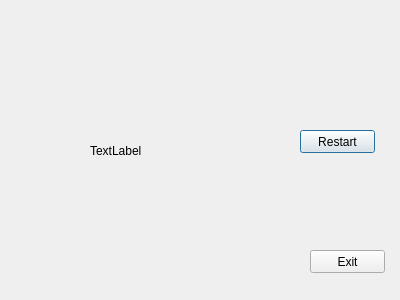
Above: gameoverscreen.ui from anas16D/Flappy-Bird before the change. Below: the same form after it.
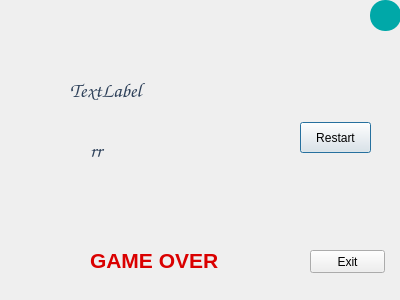
That is the form after the change. Icons and pictures are not drawn.

Patch:
```diff
--- a/gameoverscreen.ui
+++ b/gameoverscreen.ui
@@ -22,19 +22,40 @@
      <height>41</height>
     </rect>
    </property>
+   <property name="styleSheet">
+    <string notr="true">font-size: 20px;
+font-weight: bold;
+color:#2d4059;
+font-family:Comic Sans MS, Bodoni MT;</string>
+   </property>
    <property name="text">
-    <string>TextLabel</string>
+    <string>rr</string>
    </property>
   </widget>
   <widget class="QPushButton" name="RestartButton">
    <property name="geometry">
     <rect>
      <x>300</x>
-     <y>130</y>
-     <width>75</width>
-     <height>23</height>
+     <y>122</y>
+     <width>71</width>
+     <height>31</height>
     </rect>
    </property>
+   <property name="styleSheet">
+    <string notr="true">
+border-radius: 15%;
+border:groove;
+border-width: 3px;
+border-color: green;
+background: green;
+color: yellow;
+font-size:18px;
+font-family: Rockwell;
+startButton:!enable{
+background-color: yellow;
+color: green;
+}</string>
+   </property>
    <property name="text">
     <string>Restart</string>
    </property>
@@ -52,6 +73,70 @@
     <string>Exit</string>
    </property>
   </widget>
+  <widget class="QToolButton" name="musicButton">
+   <property name="geometry">
+    <rect>
+     <x>370</x>
+     <y>0</y>
+     <width>31</width>
+     <height>31</height>
+    </rect>
+   </property>
+   <property name="toolTip">
+    <string>&lt;html&gt;&lt;head/&gt;&lt;body&gt;&lt;p&gt;&lt;img src=&quot;:/images/flappy.png&quot;/&gt;&lt;/p&gt;&lt;/body&gt;&lt;/html&gt;</string>
+   </property>
+   <property name="styleSheet">
+    <string notr="true">QToolButton#musicButton{
+border-radius:15%;
+border:groove;
+border-color: rgb(64, 191, 191);
+background:rgb(0, 168, 168);
+color: #1f9129;
+font-size:12px;
+font-family: Rockwell;
+}
+QToolButton#musicButton:hover{
+background-color:#339095 ;
+}
+
+</string>
+   </property>
+   <property name="text">
+    <string/>
+   </property>
+  </widget>
+  <widget class="QLabel" name="gameOverLabel">
+   <property name="geometry">
+    <rect>
+     <x>90</x>
+     <y>240</y>
+     <width>131</width>
+     <height>41</height>
+    </rect>
+   </property>
+   <property name="text">
+    <string>&lt;html&gt;&lt;head/&gt;&lt;body&gt;&lt;p&gt;&lt;span style=&quot; font-size:16pt; font-weight:600; color:#da0000;&quot;&gt;GAME OVER&lt;/span&gt;&lt;/p&gt;&lt;/body&gt;&lt;/html&gt;</string>
+   </property>
+  </widget>
+  <widget class="QLabel" name="finalScoreLabel">
+   <property name="geometry">
+    <rect>
+     <x>70</x>
+     <y>70</y>
+     <width>101</width>
+     <height>41</height>
+    </rect>
+   </property>
+   <property name="styleSheet">
+    <string notr="true">font-size: 20px;
+font-weight: bold;
+color:#2d4059;
+font-family:Comic Sans MS, Bodoni MT;</string>
+   </property>
+   <property name="text">
+    <string>TextLabel</string>
+   </property>
+  </widget>
  </widget>
  <resources/>
  <connections/>
```
Left out of the diff: 2 changed lines with no effect on the pictures.
